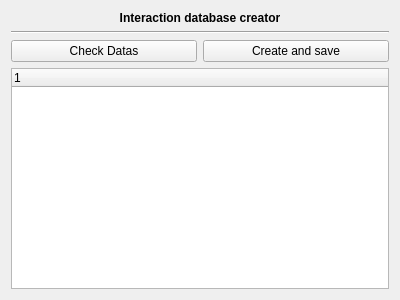
Before: the Qt Designer form freetoolbox/plugins/interactiondb/interactiondatabasecreator.ui in FreeHealth/freehealth, drawn with Qt 5.
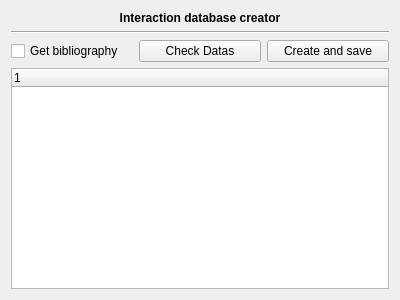
After: the same form once the commit is applied.

Commit message: FreeToolBox: - IAM db creator: adding possibility to dld or not the bibliography

Patch:
```diff
--- a/freetoolbox/plugins/interactiondb/interactiondatabasecreator.ui
+++ b/freetoolbox/plugins/interactiondb/interactiondatabasecreator.ui
@@ -39,6 +39,13 @@
    </item>
    <item row="2" column="0">
     <layout class="QHBoxLayout" name="horizontalLayout">
+     <item>
+      <widget class="QCheckBox" name="biblioCheck">
+       <property name="text">
+        <string>Get bibliography</string>
+       </property>
+      </widget>
+     </item>
      <item>
       <widget class="QPushButton" name="checkDatas">
        <property name="text">
```
The commit also changes 2 other files.
